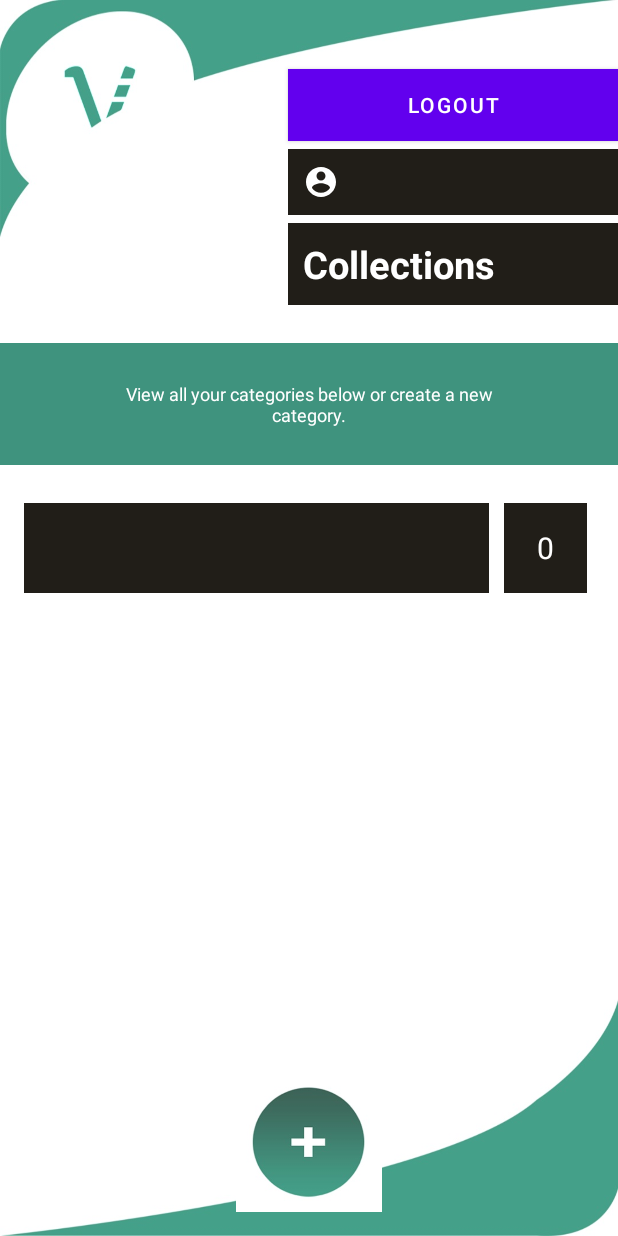
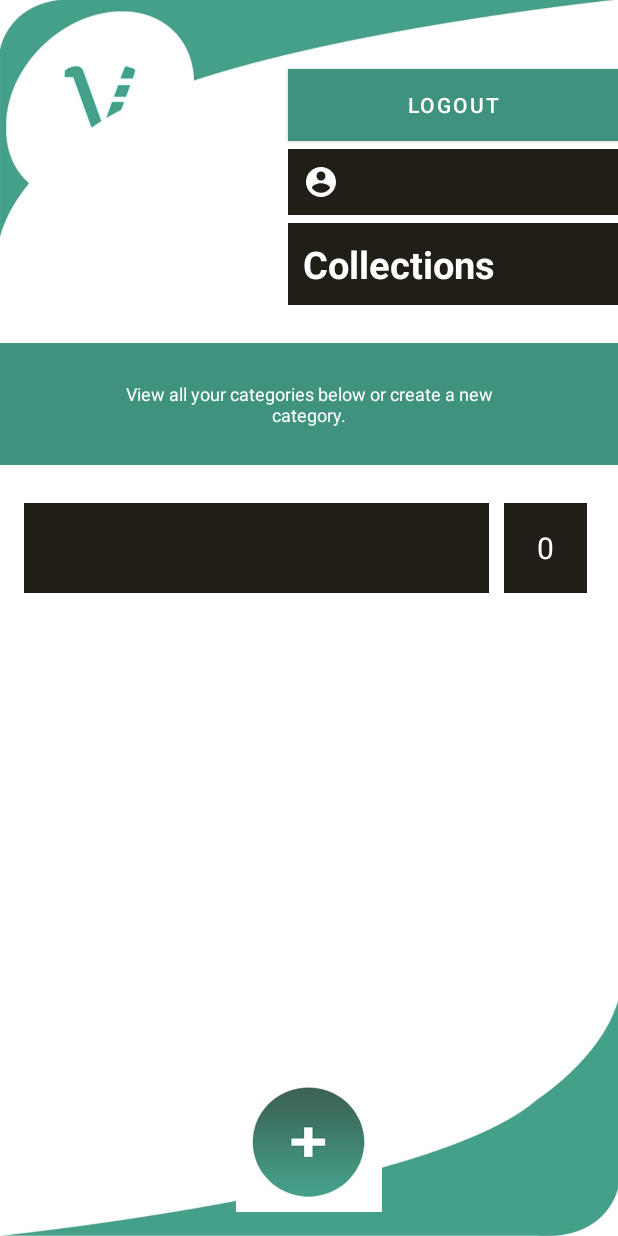
Before and after one commit to Sapino911/VoidApplication, an Android app: the CollectionAccount screen opened directly, with no data from a screen before it, on a phone screen of 412 x 824 dp. Run offline under Robolectric (Android 15) with nearby library versions, the phone set to English and light mode, and no system bars; our stand-ins replace Firebase (no records; nobody signed in at launch, a user with empty details on screens opened directly).

Commit message:
"Updating strings value"

```diff
--- a/app/src/main/java/com/example/voidapplication/CollectionAccount.java
+++ b/app/src/main/java/com/example/voidapplication/CollectionAccount.java
@@ -33,7 +33,7 @@ public class CollectionAccount extends AppCompatActivity {
         super.onCreate(savedInstanceState);
         setContentView(R.layout.activity_collection_account);
 
-        btnAdd = (ImageButton) findViewById(R.id.btncirlceadd);
+        btnAdd = (ImageButton) findViewById(R.id.add_category);
         btnAdd.setOnClickListener(new View.OnClickListener() {
             @Override
             public void onClick(View view) {
--- a/app/src/main/java/com/example/voidapplication/Create_Account.java
+++ b/app/src/main/java/com/example/voidapplication/Create_Account.java
@@ -32,7 +32,7 @@ public class Create_Account extends AppCompatActivity {
 
         mAuth = FirebaseAuth.getInstance();
 
-        btncirlcecreate = (ImageButton) findViewById(R.id.btncirlcecreate);
+        btncirlcecreate = (ImageButton) findViewById(R.id.btn_create);
         btncirlcecreate.setOnClickListener(new View.OnClickListener() {
             @Override
             public void onClick(View view) { Create_Account(); }
--- a/app/src/main/java/com/example/voidapplication/MainActivity.java
+++ b/app/src/main/java/com/example/voidapplication/MainActivity.java
@@ -47,7 +47,7 @@ public class MainActivity extends AppCompatActivity {
         });
 
         //Initialize Login Button
-        btnLogin = (ImageButton) findViewById(R.id.btncirlcelogin);
+        btnLogin = (ImageButton) findViewById(R.id.btn_login);
         btnLogin.setOnClickListener(new View.OnClickListener() {
             @Override
             public void onClick(View view) {
@@ -58,7 +58,7 @@ public class MainActivity extends AppCompatActivity {
         textEmail = (EditText) findViewById(R.id.email);
         textPassword = (EditText) findViewById(R.id.password);
 
-        forgotPassword = (TextView) findViewById(R.id.forgotPassword);
+        forgotPassword = (TextView) findViewById(R.id.forgot_password);
         forgotPassword.setOnClickListener(new View.OnClickListener() {
             @Override
             public void onClick(View view) {
--- a/app/src/main/res/layout/activity_collection_account.xml
+++ b/app/src/main/res/layout/activity_collection_account.xml
@@ -15,9 +15,9 @@
         android:layout_alignParentEnd="true"
         android:layout_marginTop="30dp"
         android:layout_marginBottom="5dp"
+        android:background="@color/app_color_green"
         android:padding="5dp"
-        android:background="@color/app_color_green"
-        android:text="logout" />
+        android:text="@string/logout" />
 
     <TextView
         android:id="@+id/name"
@@ -30,10 +30,10 @@
         android:textColor="@color/white"
         android:textSize="15sp"
         android:textStyle="bold"
-        android:drawableLeft="@drawable/ic_account_circle"/>
+        app:drawableLeftCompat="@drawable/ic_account_circle" />
     <!--        android:text="John Simon"-->
     <TextView
-        android:id="@+id/txtmyacc"
+        android:id="@+id/collections"
         android:layout_width="220dp"
         android:layout_height="wrap_content"
         android:layout_below="@id/name"
@@ -41,17 +41,17 @@
         android:layout_marginTop="5dp"
         android:background="@color/app_black"
         android:padding="10dp"
-        android:text="Collections"
+        android:text="@string/collections"
         android:textColor="@color/white"
         android:textSize="25sp"
         android:textStyle="bold" />
 
 
     <TextView
-        android:id="@+id/appcont"
+        android:id="@+id/category_header"
         android:layout_width="match_parent"
         android:layout_height="wrap_content"
-        android:layout_below="@+id/txtmyacc"
+        android:layout_below="@+id/collections"
         android:layout_marginTop="25dp"
         android:background="@color/app_color_green"
         android:gravity="center"
@@ -59,7 +59,7 @@
         android:paddingTop="25dp"
         android:paddingRight="70dp"
         android:paddingBottom="25dp"
-        android:text="View all your categories below or create a new category."
+        android:text="@string/category_header"
         android:textColor="@color/white"
         android:textSize="12sp" />
 
@@ -67,7 +67,7 @@
         android:id="@+id/category1"
         android:layout_width="310dp"
         android:layout_height="60dp"
-        android:layout_below="@id/appcont"
+        android:layout_below="@id/category_header"
         android:layout_marginStart="16dp"
         android:layout_marginTop="25dp"
         android:background="@color/app_black" />
@@ -76,7 +76,7 @@
         android:id="@+id/catcount"
         android:layout_width="55dp"
         android:layout_height="60dp"
-        android:layout_below="@id/appcont"
+        android:layout_below="@id/category_header"
         android:layout_marginStart="10dp"
         android:layout_marginTop="25dp"
         android:layout_marginEnd="16dp"
@@ -89,7 +89,7 @@
         android:textSize="20sp" />
 
     <ImageButton
-        android:id="@+id/btncirlceadd"
+        android:id="@+id/add_category"
         android:layout_width="180dp"
         android:layout_height="90dp"
         android:layout_alignParentBottom="true"
--- a/app/src/main/res/layout/activity_collection_overview.xml
+++ b/app/src/main/res/layout/activity_collection_overview.xml
@@ -52,7 +52,7 @@
     <ListView
         android:id="@+id/listView"
         android:layout_width="match_parent"
-        android:layout_height="wrap_content"/>
+        android:layout_height="wrap_content" />
 
 
 
--- a/app/src/main/res/values/themes.xml
+++ b/app/src/main/res/values/themes.xml
@@ -2,7 +2,7 @@
     <!-- Base application theme. -->
     <style name="Theme.VoidApplication" parent="Theme.MaterialComponents.DayNight.NoActionBar">
         <!-- Primary brand color. -->
-        <item name="colorPrimary">@color/purple_500</item>
+        <item name="colorPrimary">@color/app_color_green</item>
         <item name="colorPrimaryVariant">@color/purple_700</item>
         <item name="colorOnPrimary">@color/white</item>
         <!-- Secondary brand color. -->
```
Also changed, not shown: app/src/main/res/layout/activity_create_account.xml (+8 -8 lines), app/src/main/res/layout/activity_main.xml (+13 -13 lines), app/src/main/res/values/strings.xml (+15 -1 lines).
